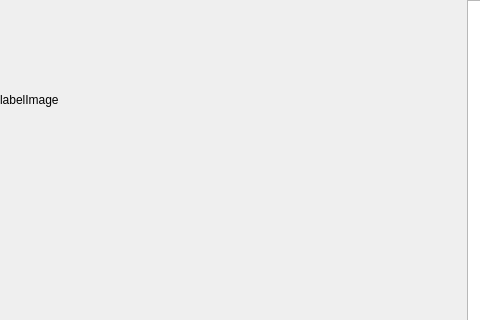
This is QtGuiApplicationTest/QtGuiApplicationTest/MainTabPageDicom.ui in xautshuanglong/QtLearningRepository as Qt 5 draws it before an edit; both pictures show x 0 to 480 and y 0 to 320 of the 723 by 442 pixel window. The edited form follows.
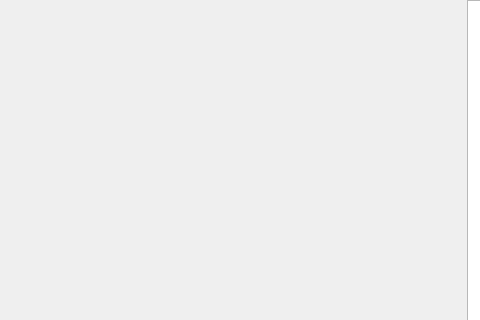
This is the edited form.

```diff
--- a/QtGuiApplicationTest/QtGuiApplicationTest/MainTabPageDicom.ui
+++ b/QtGuiApplicationTest/QtGuiApplicationTest/MainTabPageDicom.ui
@@ -116,7 +116,7 @@
             </size>
            </property>
            <property name="text">
-            <string>labelImage</string>
+            <string/>
            </property>
           </widget>
          </widget>
```
